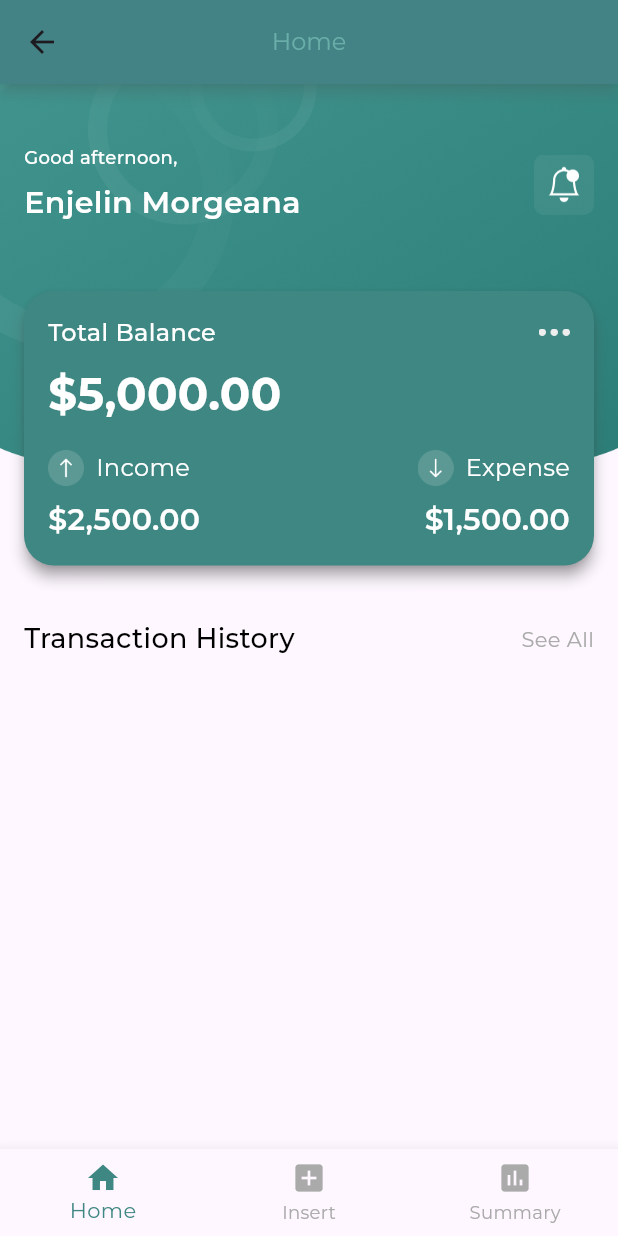
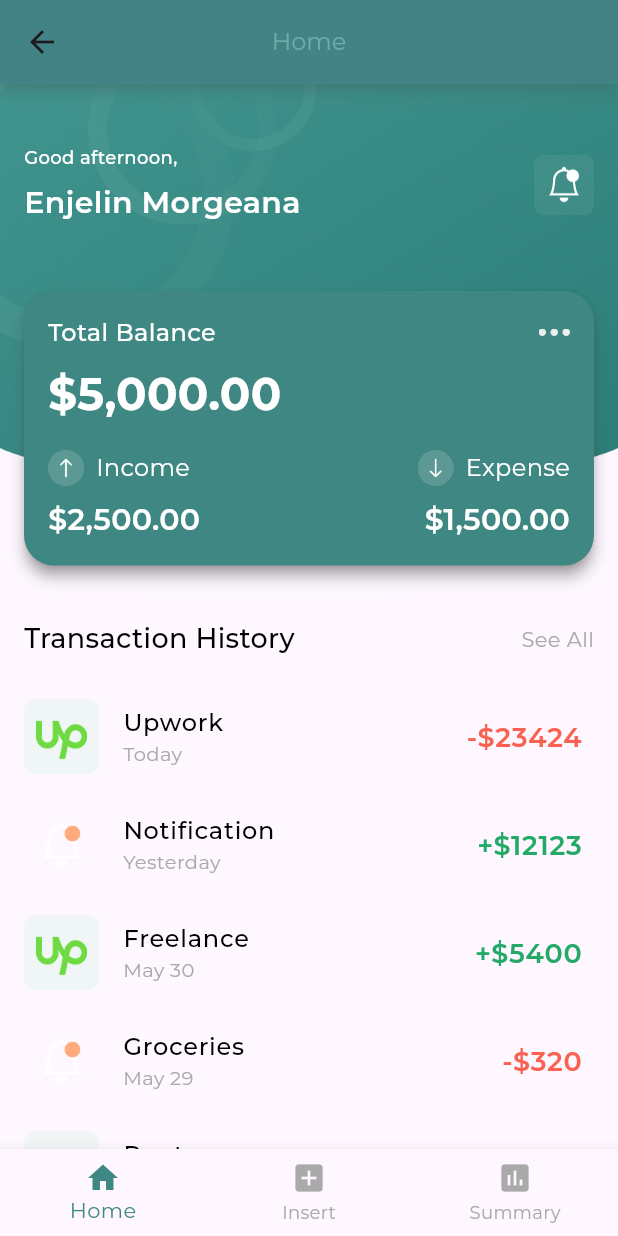
Before and after one commit to shahzadafridi/ExpenseTracker, a Flutter app: the HomeBotttomBarView screen opened by its route, on a phone screen of 412 x 824 dp. Run offline on Flutter 3.47's test engine with Material 3 defaults, Android fonts, the phone set to English and light mode, and no system bars; our stand-ins replace easy_localization, flutter_phoenix, flutter_svg, get_it, image_picker, shared_preferences; accounts and stored records are empty.

Commit message:
Transaction Item and Transaction List view designed.

```diff
--- /dev/null
+++ b/lib/features/home/components /transaction_item.dart
@@ -0,0 +1,38 @@
+import 'package:flutter/cupertino.dart';
+import 'package:flutter/material.dart';
+
+import '../../../model/TransactionModel.dart';
+import '../../../resources/color_manager.dart';
+import '../../../resources/styles_manager.dart';
+
+class TransactionItem extends StatelessWidget {
+  final TransactionModel transaction;
+
+  const TransactionItem({super.key, required this.transaction});
+
+  @override
+  Widget build(BuildContext context) {
+    return ListTile(
+      leading: Image.asset(
+        transaction.icon,
+        width: 50,
+        height: 50,
+      ),
+      title: Text(
+        transaction.title,
+        style: getMediumStyle(color: ColorManager.black, fontSize: 16),
+      ),
+      subtitle: Text(
+        transaction.subtitle,
+        style: getRegularStyle(color: ColorManager.lightGrey, fontSize: 13),
+      ),
+      trailing: Text(
+        transaction.isIncome ? '+\$${transaction.amount}' : '-\$${transaction.amount}',
+        style: getSemiBoldStyle(
+          color: transaction.isIncome ? ColorManager.green : ColorManager.red,
+          fontSize: 18,
+        ),
+      ),
+    );
+  }
+}
--- a/lib/features/home/home_view.dart
+++ b/lib/features/home/home_view.dart
@@ -1,8 +1,12 @@
 import 'package:flutter/material.dart';
+import '../../model/TransactionModel.dart';
 import '../../resources/color_manager.dart';
 import '../../resources/styles_manager.dart';
+import '../../resources/assets_manager.dart';
+import '../../utils/DummyData.dart';
 import 'components /home_header_view.dart';
 import 'components /transaction_header_view.dart';
+import 'components /transaction_item.dart';
 
 class HomeView extends StatelessWidget {
   const HomeView({super.key});
@@ -13,8 +17,20 @@ class HomeView extends StatelessWidget {
       appBar: AppBar(
         title: const Text('Home'),
       ),
-      body: const Column(
-        children: [HomeHeaderView(), TransactionHeaderView()],
+      body: Column(
+        children: [
+          const HomeHeaderView(),
+          const TransactionHeaderView(),
+          const SizedBox(height: 16),
+          Expanded(
+            child: ListView.builder(
+              itemCount: transactionList.length,
+              itemBuilder: (context, index) {
+                return TransactionItem(transaction: transactionList[index]);
+              },
+            ),
+          ),
+        ],
       ),
     );
   }
--- a/lib/features/onboarding/on_boarding_view.dart
+++ b/lib/features/onboarding/on_boarding_view.dart
@@ -3,7 +3,7 @@ import 'package:income_expense_tracker/resources/styles_manager.dart';
 
 import '../../../app/app_preferences.dart';
 import '../../../app/di.dart';
-import '../../model/sliderobject.dart';
+import '../../model/SliderObjectModel.dart';
 import 'onboarding_viewmodel.dart';
 import '../../resources/assets_manager.dart';
 import '../../resources/color_manager.dart';
--- a/lib/features/onboarding/onboarding_viewmodel.dart
+++ b/lib/features/onboarding/onboarding_viewmodel.dart
@@ -1,5 +1,5 @@
 import 'dart:async';
-import '../../model/sliderobject.dart';
+import '../../model/SliderObjectModel.dart';
 import '../../resources/assets_manager.dart';
 import '../../resources/string_manager.dart';
 import 'package:easy_localization/easy_localization.dart';
--- /dev/null
+++ b/lib/model/TransactionModel.dart
@@ -0,0 +1,15 @@
+class TransactionModel {
+  final String icon;
+  final String title;
+  final String subtitle;
+  final String amount;
+  final bool isIncome;
+
+  TransactionModel({
+    required this.icon,
+    required this.title,
+    required this.subtitle,
+    required this.amount,
+    required this.isIncome,
+  });
+}
--- a/lib/resources/assets_manager.dart
+++ b/lib/resources/assets_manager.dart
@@ -11,6 +11,7 @@ class ImageAssets {
   static const String menuIcon = "${_imagePath}menu_icon.png";
   static const String arrowUp = "${_imagePath}arrow_up.png";
   static const String arrowDown = "${_imagePath}arrow_down.png";
+  static const String transactionIcon = "${_imagePath}transaction_icon.png";
 
   static const String hollowCirlceIc = "${_imagePath}hollow_cirlce_ic.svg";
   static const String solidCircleIc = "${_imagePath}solid_circle_ic.svg";
--- a/lib/resources/color_manager.dart
+++ b/lib/resources/color_manager.dart
@@ -15,6 +15,8 @@ class ColorManager {
   static Color error = const Color(0xffe61f34);
 
   static Color black = const Color(0xff000000);
+  static Color green = const Color(0xff25A969);
+  static Color red = const Color(0xffF96251);
 
   static const Color gradientStart = Color(0xFF69AEA9);
   static const Color gradientEnd = Color(0xFF3F8782);
--- /dev/null
+++ b/lib/utils/DummyData.dart
@@ -0,0 +1,75 @@
+import '../model/TransactionModel.dart';
+import '../resources/assets_manager.dart';
+
+final List<TransactionModel> transactionList = [
+  TransactionModel(
+    icon: ImageAssets.transactionIcon,
+    title: "Upwork",
+    subtitle: "Today",
+    amount: "23424",
+    isIncome: false,
+  ),
+  TransactionModel(
+    icon: ImageAssets.notification,
+    title: "Notification",
+    subtitle: "Yesterday",
+    amount: "12123",
+    isIncome: true,
+  ),
+  TransactionModel(
+    icon: ImageAssets.transactionIcon,
+    title: "Freelance",
+    subtitle: "May 30",
+    amount: "5400",
+    isIncome: true,
+  ),
+  TransactionModel(
+    icon: ImageAssets.notification,
+    title: "Groceries",
+    subtitle: "May 29",
+    amount: "320",
+    isIncome: false,
+  ),
+  TransactionModel(
+    icon: ImageAssets.transactionIcon,
+    title: "Rent",
+    subtitle: "May 28",
+    amount: "15000",
+    isIncome: false,
+  ),
+  TransactionModel(
+    icon: ImageAssets.notification,
+    title: "Salary",
+    subtitle: "May 27",
+    amount: "65000",
+    isIncome: true,
+  ),
+  TransactionModel(
+    icon: ImageAssets.transactionIcon,
+    title: "Netflix",
+    subtitle: "May 26",
+    amount: "999",
+    isIncome: false,
+  ),
+  TransactionModel(
+    icon: ImageAssets.notification,
+    title: "Book Sale",
+    subtitle: "May 25",
+    amount: "700",
+    isIncome: true,
+  ),
+  TransactionModel(
+    icon: ImageAssets.transactionIcon,
+    title: "Coffee",
+    subtitle: "May 24",
+    amount: "250",
+    isIncome: false,
+  ),
+  TransactionModel(
+    icon: ImageAssets.notification,
+    title: "Stock Profit",
+    subtitle: "May 23",
+    amount: "1200",
+    isIncome: true,
+  ),
+];
--- a/pubspec.yaml
+++ b/pubspec.yaml
@@ -78,6 +78,7 @@ flutter:
     - assets/images/notification.png
     - assets/images/arrow_up.png
     - assets/images/arrow_down.png
+    - assets/images/transaction_icon.png
     - assets/images/hollow_cirlce_ic.svg
     - assets/images/solid_circle_ic.svg
     - assets/images/left_arrow_ic.svg
```
Also changed, not shown: assets/images/transaction_icon.png (added), lib/model/SliderObjectModel.dart (renamed from lib/model/sliderobject.dart), pubspec.lock.
